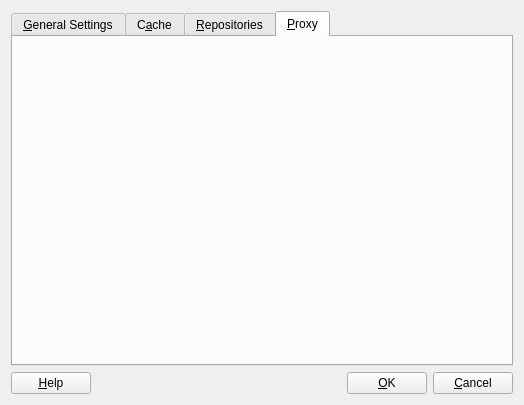
The window that kde4/package-manager/manager/ui/settingsdialog.ui (pars-linux/uludag) describes before a commit, drawn with Qt 5.
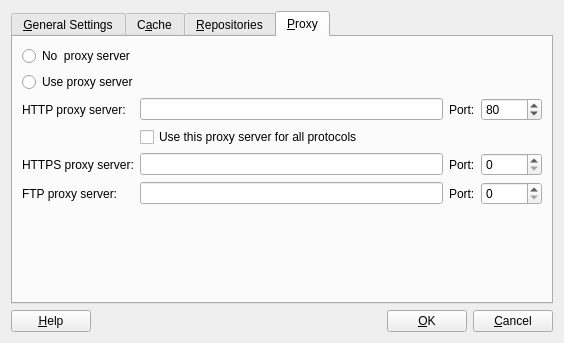
The same window after the commit. The open tabs and pages were chosen to show the change. Icons and pictures are not drawn.

Commit message: proxy tab

What changed in the file:
```diff
--- a/kde4/package-manager/manager/ui/settingsdialog.ui
+++ b/kde4/package-manager/manager/ui/settingsdialog.ui
@@ -5,8 +5,8 @@
    <rect>
     <x>0</x>
     <y>0</y>
-    <width>524</width>
-    <height>405</height>
+    <width>564</width>
+    <height>343</height>
    </rect>
   </property>
   <property name="windowTitle" >
@@ -356,6 +356,164 @@
       <attribute name="title" >
        <string>&amp;Proxy</string>
       </attribute>
+      <layout class="QGridLayout" name="gridLayout_8" >
+       <item row="0" column="0" colspan="2" >
+        <widget class="QRadioButton" name="noProxyButton" >
+         <property name="text" >
+          <string>No  proxy server</string>
+         </property>
+        </widget>
+       </item>
+       <item row="0" column="2" >
+        <spacer name="horizontalSpacer_4" >
+         <property name="orientation" >
+          <enum>Qt::Horizontal</enum>
+         </property>
+         <property name="sizeHint" stdset="0" >
+          <size>
+           <width>331</width>
+           <height>20</height>
+          </size>
+         </property>
+        </spacer>
+       </item>
+       <item row="1" column="0" colspan="2" >
+        <widget class="QRadioButton" name="useProxyButton" >
+         <property name="text" >
+          <string>Use proxy server</string>
+         </property>
+        </widget>
+       </item>
+       <item row="1" column="2" >
+        <spacer name="horizontalSpacer_5" >
+         <property name="orientation" >
+          <enum>Qt::Horizontal</enum>
+         </property>
+         <property name="sizeHint" stdset="0" >
+          <size>
+           <width>331</width>
+           <height>20</height>
+          </size>
+         </property>
+        </spacer>
+       </item>
+       <item row="2" column="0" >
+        <widget class="QLabel" name="label" >
+         <property name="text" >
+          <string>HTTP proxy server:</string>
+         </property>
+        </widget>
+       </item>
+       <item row="2" column="1" colspan="2" >
+        <widget class="QLineEdit" name="lineEdit" />
+       </item>
+       <item row="2" column="3" >
+        <widget class="QLabel" name="label_2" >
+         <property name="text" >
+          <string>Port:</string>
+         </property>
+        </widget>
+       </item>
+       <item row="2" column="4" >
+        <widget class="QSpinBox" name="spinBox" >
+         <property name="minimum" >
+          <number>1</number>
+         </property>
+         <property name="maximum" >
+          <number>65535</number>
+         </property>
+         <property name="value" >
+          <number>80</number>
+         </property>
+        </widget>
+       </item>
+       <item row="3" column="1" colspan="2" >
+        <widget class="QCheckBox" name="checkBox" >
+         <property name="baseSize" >
+          <size>
+           <width>100</width>
+           <height>0</height>
+          </size>
+         </property>
+         <property name="text" >
+          <string>Use this proxy server for all protocols</string>
+         </property>
+        </widget>
+       </item>
+       <item row="4" column="0" >
+        <widget class="QLabel" name="label_3" >
+         <property name="text" >
+          <string>HTTPS proxy server:</string>
+         </property>
+        </widget>
+       </item>
+       <item row="4" column="1" colspan="2" >
+        <widget class="QLineEdit" name="lineEdit_2" />
+       </item>
+       <item row="4" column="3" >
+        <widget class="QLabel" name="label_4" >
+         <property name="text" >
+          <string>Port:</string>
+         </property>
+        </widget>
+       </item>
+       <item row="4" column="4" >
+        <widget class="QSpinBox" name="spinBox_2" >
+         <property name="minimum" >
+          <number>0</number>
+         </property>
+         <property name="maximum" >
+          <number>65535</number>
+         </property>
+         <property name="value" >
+          <number>0</number>
+         </property>
+        </widget>
+       </item>
+       <item row="5" column="0" >
+        <widget class="QLabel" name="label_5" >
+         <property name="text" >
+          <string>FTP proxy server:</string>
+         </property>
+        </widget>
+       </item>
+       <item row="5" column="1" colspan="2" >
+        <widget class="QLineEdit" name="lineEdit_3" />
+       </item>
+       <item row="5" column="3" >
+        <widget class="QLabel" name="label_6" >
+         <property name="text" >
+          <string>Port:</string>
+         </property>
+        </widget>
+       </item>
+       <item row="5" column="4" >
+        <widget class="QSpinBox" name="spinBox_3" >
+         <property name="minimum" >
+          <number>0</number>
+         </property>
+         <property name="maximum" >
+          <number>65535</number>
+         </property>
+         <property name="value" >
+          <number>0</number>
+         </property>
+        </widget>
+       </item>
+       <item row="6" column="1" >
+        <spacer name="verticalSpacer_3" >
+         <property name="orientation" >
+          <enum>Qt::Vertical</enum>
+         </property>
+         <property name="sizeHint" stdset="0" >
+          <size>
+           <width>20</width>
+           <height>40</height>
+          </size>
+         </property>
+        </spacer>
+       </item>
+      </layout>
      </widget>
     </widget>
    </item>
```
Left out of the diff: 2 changed lines with no effect on the pictures.
